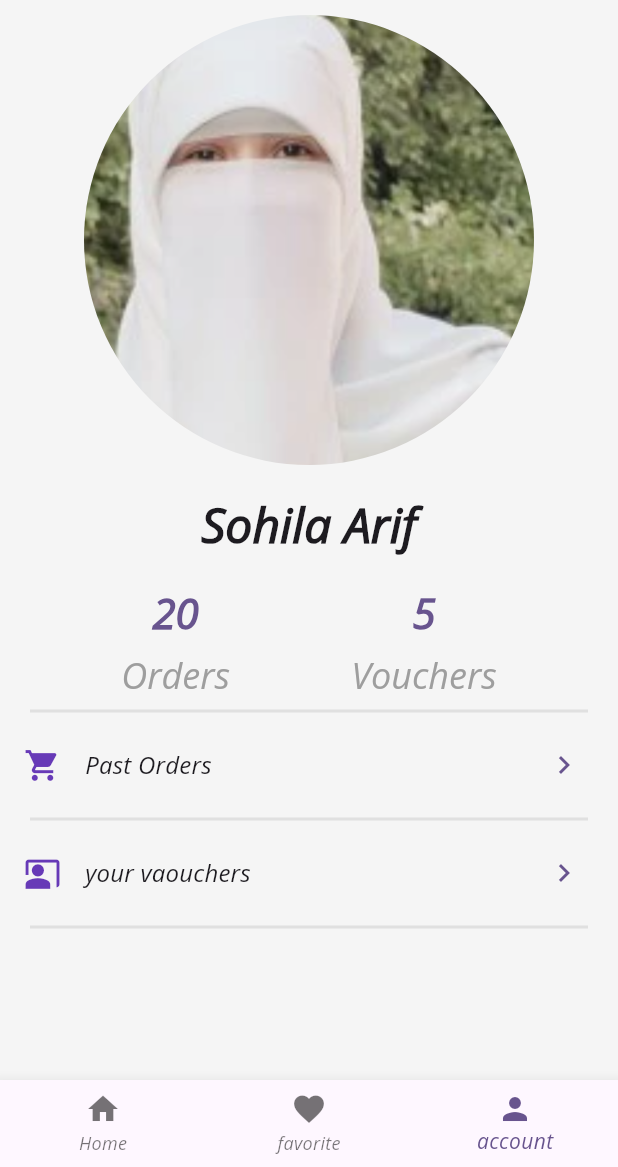
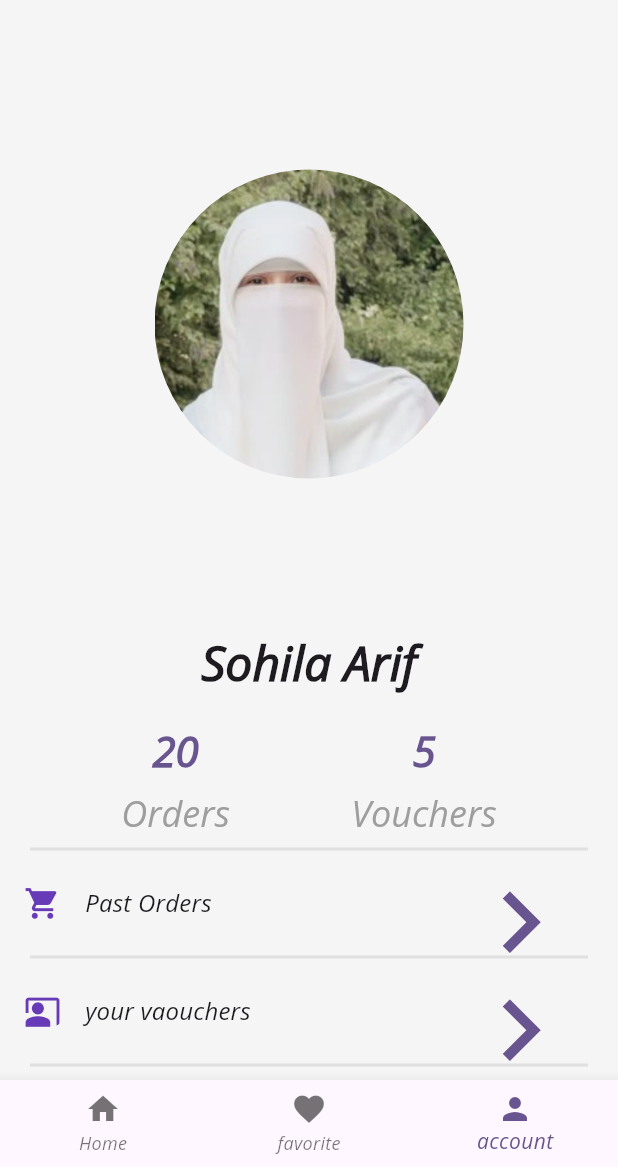
Before and after one commit to sohilaAreef/Food-Delivery-App, a Flutter app: the screen it shows after launch, item 3 of the bottom bar chosen, on a phone screen of 412 x 824 dp, the part 69-1236 px from its top. Run offline on Flutter 3.47's test engine with Material 3 defaults, Android fonts, the phone set to English and light mode, and no system bars; network calls fail.

Commit message:
Enhance responsiveness for landscape orientation in AccountPage and HomePage

```diff
--- a/lib/main.dart
+++ b/lib/main.dart
@@ -9,8 +9,11 @@ void main() {
   SystemChrome.setPreferredOrientations([
     DeviceOrientation.portraitUp,
     DeviceOrientation.portraitDown,
-  ]);
-  runApp(const MyApp());
+    DeviceOrientation.landscapeRight,
+    DeviceOrientation.landscapeLeft,
+  ]).then((_) {
+    runApp(const MyApp());
+  });
 }
 
 class MyApp extends StatelessWidget {
--- a/lib/pages/account_page.dart
+++ b/lib/pages/account_page.dart
@@ -30,10 +30,13 @@ class AccountPage extends StatelessWidget {
   }
   Widget AccountAddtion(BuildContext context,{required IconData icon, required String title,String ?subtitle})
   {
+    final isLandScape = MediaQuery.of(context).orientation == Orientation.landscape;
     final size = MediaQuery.of(context).size;
+
+
     return ListTile(
       leading: Icon( icon,
-      size: size.height * .03,
+      size: isLandScape? size.height * 0.1: size.height * .03,
       ),
       title: Text(title,
       style: Theme.of(context).textTheme.titleMedium,
@@ -41,17 +44,14 @@ class AccountPage extends StatelessWidget {
 
       onTap: (){},
       subtitle: subtitle != null ? Text(subtitle) : null,
-      trailing: Icon(Icons.chevron_right, color: Theme.of(context).primaryColor),
+      trailing: Icon(Icons.chevron_right, color: Theme.of(context).primaryColor,
+      size: size.height * 0.1,),
     );
   }
-
-  @override
-  Widget build(BuildContext context) {
-    return Center(
-      child: Column(
-        children: [
-          Container(
-            height: 300,
+  Widget photoName(double width, double height){
+    return Container(
+              height: height,
+              width:  width,
               decoration: BoxDecoration(
                 shape: BoxShape.circle,
                 image: DecorationImage(
@@ -59,21 +59,54 @@ class AccountPage extends StatelessWidget {
                   fit: BoxFit.cover,
                 ),
               ),
-          ),
-          SizedBox(height: 20),
-          Text(
+            );
+  }
+
+  @override
+  Widget build(BuildContext context) {
+    final isLandScape = MediaQuery.of(context).orientation == Orientation.landscape;
+    final size = MediaQuery.of(context).size;
+    final Name = Text(
             'Sohila Arif',
             style: Theme.of(context).textTheme.headlineLarge!.copyWith(
               fontWeight: FontWeight.bold,
             ),
-          ),
+          );
+    return SizedBox(
+      height: size.height,
+      child: SingleChildScrollView(
+        child: Column(
+          children: [
+            if(!isLandScape) ...[
+             photoName(size.width * 0.5, size.height * 0.5),
+            Name,
             Row(
               mainAxisAlignment: MainAxisAlignment.spaceEvenly,
               children: [
                 myAccount(context, text: 'Orders', num: 20),
                 myAccount(context, text: 'Vouchers', num: 5),
               ],
+            ),],
+            if(isLandScape) ...[
+
+              Row(
+                mainAxisAlignment: MainAxisAlignment.spaceEvenly,
+                children: [
+                  Column(
+                    children: [
+                      photoName(size.width * 0.3, size.height * 0.5),
+                      SizedBox(height: 8,),
+                      Name
+                    ],
                   ),
+                  Column(
+              children: [
+                myAccount(context, text: 'Orders', num: 20),
+                myAccount(context, text: 'Vouchers', num: 5),
+              ],)
+                ],
+              )
+            ],
             Divider(
 
             ),
@@ -88,6 +121,7 @@ class AccountPage extends StatelessWidget {
           ],
 
         ),
+      ),
     );
   }
 }
--- a/lib/pages/home_page.dart
+++ b/lib/pages/home_page.dart
@@ -1,4 +1,3 @@
-
 import 'package:flutter/material.dart';
 import 'package:food_delivery/models/food_item.dart';
 import 'package:food_delivery/widgets/food_grid_item.dart';
@@ -10,6 +9,7 @@ class HomePage extends StatelessWidget {
   @override
   Widget build(BuildContext context) {
     final size = MediaQuery.of(context).size;
+    final isLandScape = MediaQuery.of(context).orientation == Orientation.landscape;
     return Padding(
         padding: const EdgeInsets.all(8.0),
         child: SingleChildScrollView(
@@ -19,7 +19,7 @@ class HomePage extends StatelessWidget {
                 borderRadius: BorderRadius.circular(24.0),
                 child: Image.asset(
                   'assets/images/craft-burger-wooden-cutting-board-brown-paper-classic-retro-burgers-creative-ai-design-background-instagram-facebook-325613753.webp',
-                  height: size.height * 0.25,
+                  height: isLandScape? size.height * 0.5 : size.height * 0.25,
                   width: double.infinity,
                   fit: BoxFit.cover,
                 ),
@@ -30,7 +30,7 @@ class HomePage extends StatelessWidget {
                 physics: const NeverScrollableScrollPhysics(),
                 itemCount: food.length,
                 gridDelegate: SliverGridDelegateWithFixedCrossAxisCount(
-                  crossAxisCount: 2,
+                  crossAxisCount: isLandScape ? 3 : 2,
                   mainAxisSpacing: size.height * 0.02,
                   crossAxisSpacing: size.width * 0.02,
                 ),
```
Also changed, not shown: 1 other file. Lines whose indentation alone changed are shown as unchanged.
